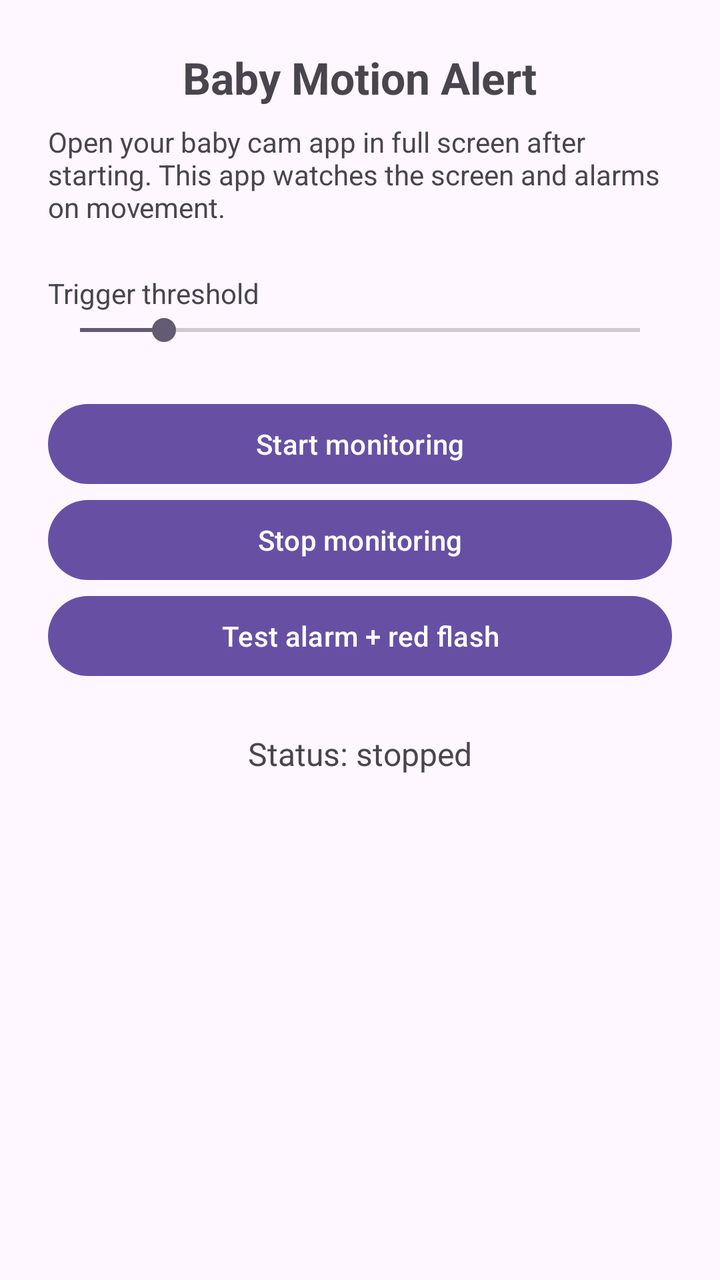
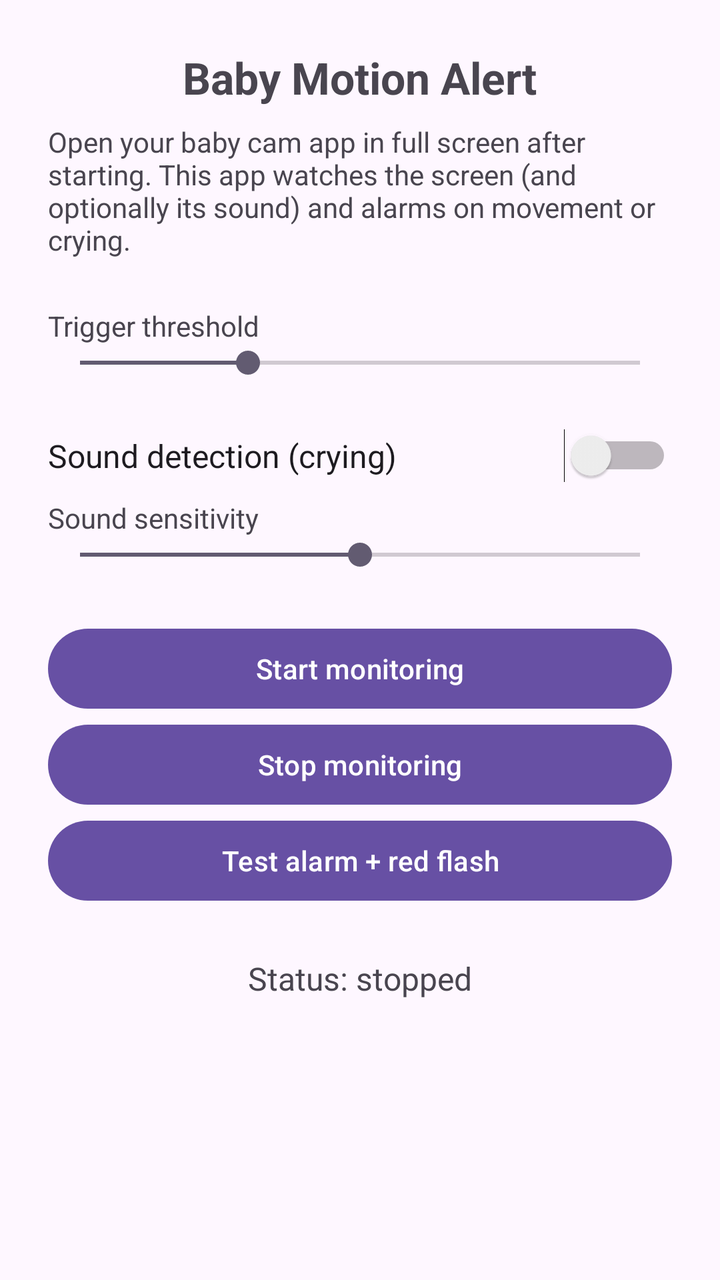

Before-and-after screenshots of an Android layout around one commit, followed by the original layout XML and the change that was made.
<!-- AndroidManifest.xml: application theme Theme.BabyMotionAlert -->
<!-- res/layout/activity_main.xml -->
<?xml version="1.0" encoding="utf-8"?>
<LinearLayout xmlns:android="http://schemas.android.com/apk/res/android"
    android:layout_width="match_parent"
    android:layout_height="match_parent"
    android:orientation="vertical"
    android:padding="24dp"
    android:gravity="center_horizontal">

    <TextView
        android:layout_width="wrap_content"
        android:layout_height="wrap_content"
        android:text="Baby Motion Alert"
        android:textSize="22sp"
        android:textStyle="bold"
        android:layout_marginBottom="8dp" />

    <TextView
        android:layout_width="wrap_content"
        android:layout_height="wrap_content"
        android:text="Open your baby cam app in full screen after starting. This app watches the screen and alarms on movement."
        android:textSize="14sp"
        android:layout_marginBottom="24dp" />

    <TextView
        android:id="@+id/sensitivityLabel"
        android:layout_width="match_parent"
        android:layout_height="wrap_content"
        android:text="Trigger threshold"
        android:textSize="14sp" />

    <SeekBar
        android:id="@+id/sensitivitySeek"
        android:layout_width="match_parent"
        android:layout_height="wrap_content"
        android:max="100"
        android:progress="15"
        android:layout_marginBottom="24dp" />

    <Button
        android:id="@+id/startButton"
        android:layout_width="match_parent"
        android:layout_height="wrap_content"
        android:text="Start monitoring" />

    <Button
        android:id="@+id/stopButton"
        android:layout_width="match_parent"
        android:layout_height="wrap_content"
        android:text="Stop monitoring" />

    <Button
        android:id="@+id/testButton"
        android:layout_width="match_parent"
        android:layout_height="wrap_content"
        android:text="Test alarm + red flash" />

    <TextView
        android:id="@+id/statusText"
        android:layout_width="wrap_content"
        android:layout_height="wrap_content"
        android:text="Status: stopped"
        android:layout_marginTop="24dp"
        android:textSize="16sp" />
</LinearLayout>
<!-- resources referenced by this layout -->
<resources>
  <style name="Theme.BabyMotionAlert" parent="Theme.Material3.DayNight.NoActionBar" />
</resources>

<!-- the commit's change to res/layout/activity_main.xml (unified diff, before → after) -->
@@ -1,7 +1,11 @@
 <?xml version="1.0" encoding="utf-8"?>
-<LinearLayout xmlns:android="http://schemas.android.com/apk/res/android"
+<ScrollView xmlns:android="http://schemas.android.com/apk/res/android"
     android:layout_width="match_parent"
-    android:layout_height="match_parent"
+    android:layout_height="match_parent">
+
+<LinearLayout
+    android:layout_width="match_parent"
+    android:layout_height="wrap_content"
     android:orientation="vertical"
     android:padding="24dp"
     android:gravity="center_horizontal">
@@ -17,7 +21,7 @@
     <TextView
         android:layout_width="wrap_content"
         android:layout_height="wrap_content"
-        android:text="Open your baby cam app in full screen after starting. This app watches the screen and alarms on movement."
+        android:text="Open your baby cam app in full screen after starting. This app watches the screen (and optionally its sound) and alarms on movement or crying."
         android:textSize="14sp"
         android:layout_marginBottom="24dp" />
 
@@ -33,7 +37,30 @@
         android:layout_width="match_parent"
         android:layout_height="wrap_content"
         android:max="100"
-        android:progress="15"
+        android:progress="30"
+        android:layout_marginBottom="24dp" />
+
+    <Switch
+        android:id="@+id/soundSwitch"
+        android:layout_width="match_parent"
+        android:layout_height="wrap_content"
+        android:text="Sound detection (crying)"
+        android:textSize="16sp"
+        android:layout_marginBottom="8dp" />
+
+    <TextView
+        android:id="@+id/soundLabel"
+        android:layout_width="match_parent"
+        android:layout_height="wrap_content"
+        android:text="Sound sensitivity"
+        android:textSize="14sp" />
+
+    <SeekBar
+        android:id="@+id/soundSeek"
+        android:layout_width="match_parent"
+        android:layout_height="wrap_content"
+        android:max="100"
+        android:progress="50"
         android:layout_marginBottom="24dp" />
 
     <Button
@@ -62,3 +89,4 @@
         android:layout_marginTop="24dp"
         android:textSize="16sp" />
 </LinearLayout>
+</ScrollView>
